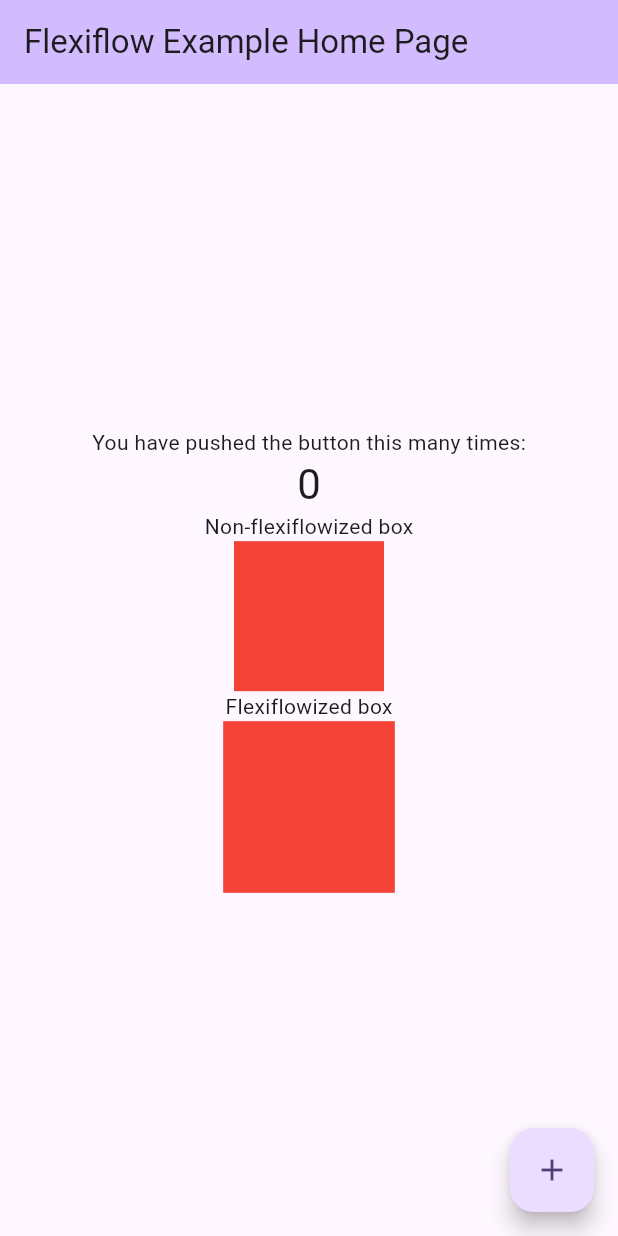
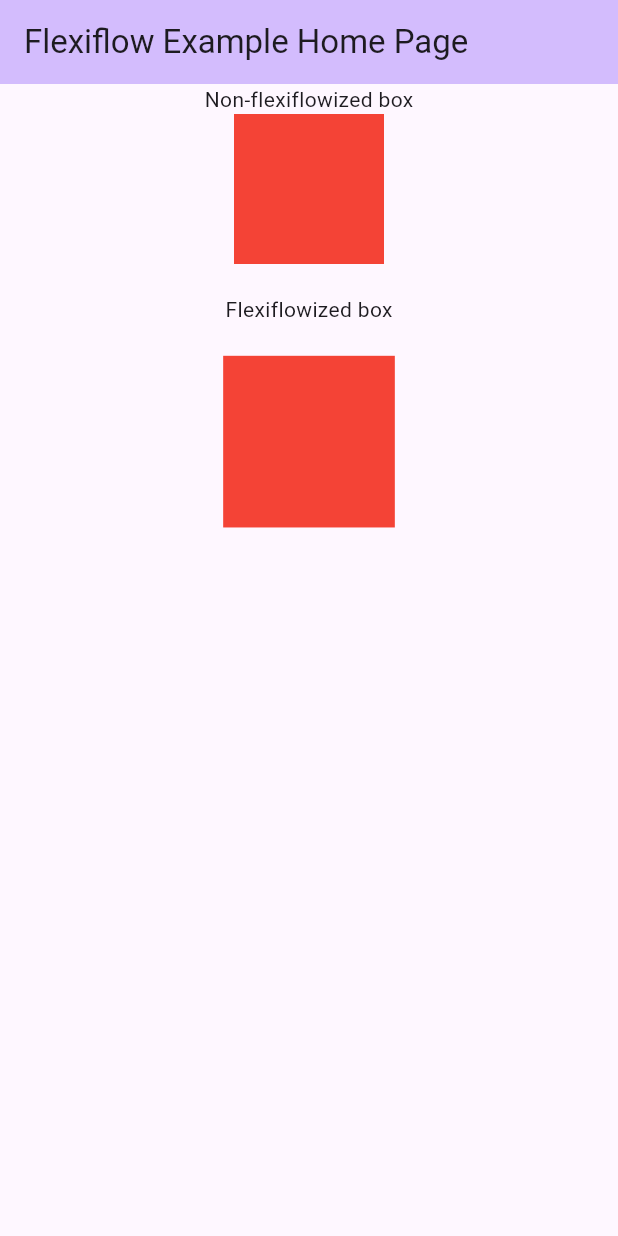
Before and after one commit to luanemanuel/flexiflow, a Flutter app: the screen it shows after launch, on a phone screen of 412 x 824 dp. Run offline on Flutter 3.47's test engine with Material 3 defaults, Android fonts, the light colour scheme and no system bars.

Commit message:
Implementation of rebuild for when there is a change in metrics and improvement of the example

```diff
--- a/example/lib/main.dart
+++ b/example/lib/main.dart
@@ -37,14 +37,6 @@ class MyHomePage extends StatefulWidget {
 }
 
 class _MyHomePageState extends State<MyHomePage> {
-  int _counter = 0;
-
-  void _incrementCounter() {
-    setState(() {
-      _counter++;
-    });
-  }
-
   @override
   Widget build(BuildContext context) {
     return Scaffold(
@@ -52,24 +44,24 @@ class _MyHomePageState extends State<MyHomePage> {
         backgroundColor: Theme.of(context).colorScheme.inversePrimary,
         title: Text(widget.title),
       ),
-      body: Center(
+      body: SingleChildScrollView(
+        child: SizedBox(
+          width: double.infinity,
           child: Column(
             mainAxisAlignment: MainAxisAlignment.center,
             children: <Widget>[
-            const Text(
-              'You have pushed the button this many times:',
-            ),
-            Text(
-              '$_counter',
-              style: Theme.of(context).textTheme.headlineMedium,
-            ),
               Text('Non-flexiflowized box'),
               Container(
                 height: 100,
                 width: 100,
                 color: Colors.red,
               ),
-            Text('Flexiflowized box'),
+              Padding(
+                padding: EdgeInsets.symmetric(
+                  vertical: 16.h,
+                ),
+                child: Text('Flexiflowized box'),
+              ),
               Container(
                 height: 100.sqr,
                 width: 100.sqr,
@@ -78,10 +70,6 @@ class _MyHomePageState extends State<MyHomePage> {
             ],
           ),
         ),
-      floatingActionButton: FloatingActionButton(
-        onPressed: _incrementCounter,
-        tooltip: 'Increment',
-        child: const Icon(Icons.add),
       ),
     );
   }
```
Also changed, not shown: lib/src/widgets/flexiflow_builder.dart (+28 -1 lines). Lines whose indentation alone changed are shown as unchanged.
